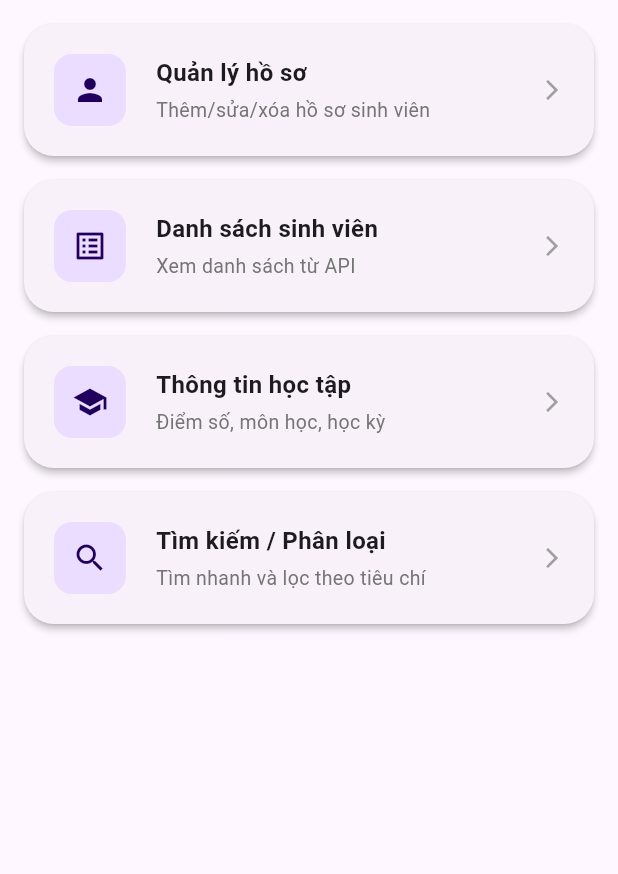
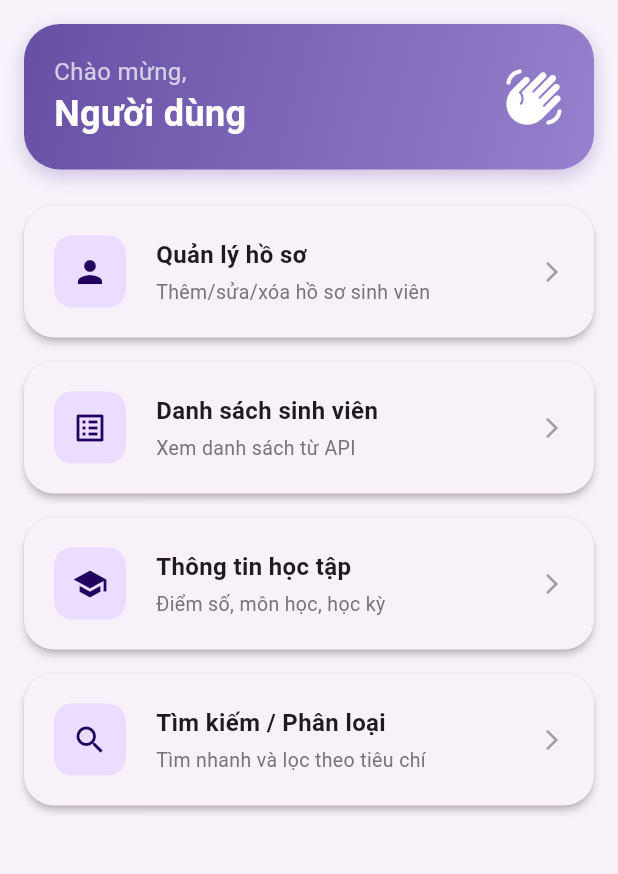
Before and after one commit to MiyazakiLOL/StudentManagement, a Flutter app: the HomePage screen opened directly, on a phone screen of 412 x 824 dp, the part 84-958 px from its top. Run offline on Flutter 3.47's test engine with Material 3 defaults, Android fonts, the phone set to English and light mode, and no system bars; our stand-ins replace shared_preferences; accounts and stored records are empty.

Commit message:
cập nhật again :)

```diff
--- a/lib/screens/home_page.dart
+++ b/lib/screens/home_page.dart
@@ -6,14 +6,37 @@ import 'student_profile_page.dart';
 import 'student_search_page.dart';
 import 'study_info_screen.dart';
 
-class HomePage extends StatelessWidget {
+class HomePage extends StatefulWidget {
   const HomePage({super.key});
+
+  @override
+  State<HomePage> createState() => _HomePageState();
+}
+
+class _HomePageState extends State<HomePage> {
+  String _username = "Người dùng";
+
+  @override
+  void initState() {
+    super.initState();
+    _loadUser();
+  }
+
+  Future<void> _loadUser() async {
+    final user = await AuthService.getCurrentUser();
+    if (user != null && mounted) {
+      setState(() {
+        _username = user;
+      });
+    }
+  }
 
   @override
   Widget build(BuildContext context) {
     final colorScheme = Theme.of(context).colorScheme;
 
     return Scaffold(
+      backgroundColor: const Color(0xFFF7F2FA),
       appBar: AppBar(
         title: const Text('TH5 - Student Manager', style: TextStyle(fontSize: 18, fontWeight: FontWeight.bold)),
         backgroundColor: colorScheme.inversePrimary,
@@ -35,6 +58,55 @@ class HomePage extends StatelessWidget {
       body: ListView(
         padding: const EdgeInsets.all(16),
         children: [
+          // Khung chào mừng
+          Container(
+            width: double.infinity,
+            padding: const EdgeInsets.all(20),
+            margin: const EdgeInsets.only(bottom: 24),
+            decoration: BoxDecoration(
+              gradient: const LinearGradient(
+                colors: [Color(0xFF6750A4), Color(0xFF9581CD)],
+                begin: Alignment.topLeft,
+                end: Alignment.bottomRight,
+              ),
+              borderRadius: BorderRadius.circular(24),
+              boxShadow: [
+                BoxShadow(
+                  color: const Color(0xFF6750A4).withOpacity(0.3),
+                  blurRadius: 10,
+                  offset: const Offset(0, 4),
+                ),
+              ],
+            ),
+            child: Row(
+              mainAxisAlignment: MainAxisAlignment.spaceBetween,
+              children: [
+                Column(
+                  crossAxisAlignment: CrossAxisAlignment.start,
+                  children: [
+                    const Text(
+                      'Chào mừng,',
+                      style: TextStyle(color: Colors.white70, fontSize: 16),
+                    ),
+                    Text(
+                      _username,
+                      style: const TextStyle(
+                        color: Colors.white,
+                        fontSize: 24,
+                        fontWeight: FontWeight.bold,
+                      ),
+                    ),
+                  ],
+                ),
+                const Icon(
+                  Icons.waving_hand_rounded,
+                  color: Colors.white,
+                  size: 40,
+                ),
+              ],
+            ),
+          ),
+
           _FeatureCard(
             title: 'Quản lý hồ sơ',
             subtitle: 'Thêm/sửa/xóa hồ sơ sinh viên',
--- a/lib/services/auth_service.dart
+++ b/lib/services/auth_service.dart
@@ -16,9 +16,15 @@ class AuthService {
     return Map<String, String>.from(jsonDecode(data));
   }
 
+  // Lấy tên user hiện tại
+  static Future<String?> getCurrentUser() async {
+    final prefs = await SharedPreferences.getInstance();
+    return prefs.getString(_currentUserKey);
+  }
+
   // Đăng ký
   static Future<bool> register(String username, String password) async {
-    final users = await _getUsers();
+    final Map<String, dynamic> users = await _getUsers();
     if (users.containsKey(username)) return false; // User đã tồn tại
 
     users[username] = password;
```
